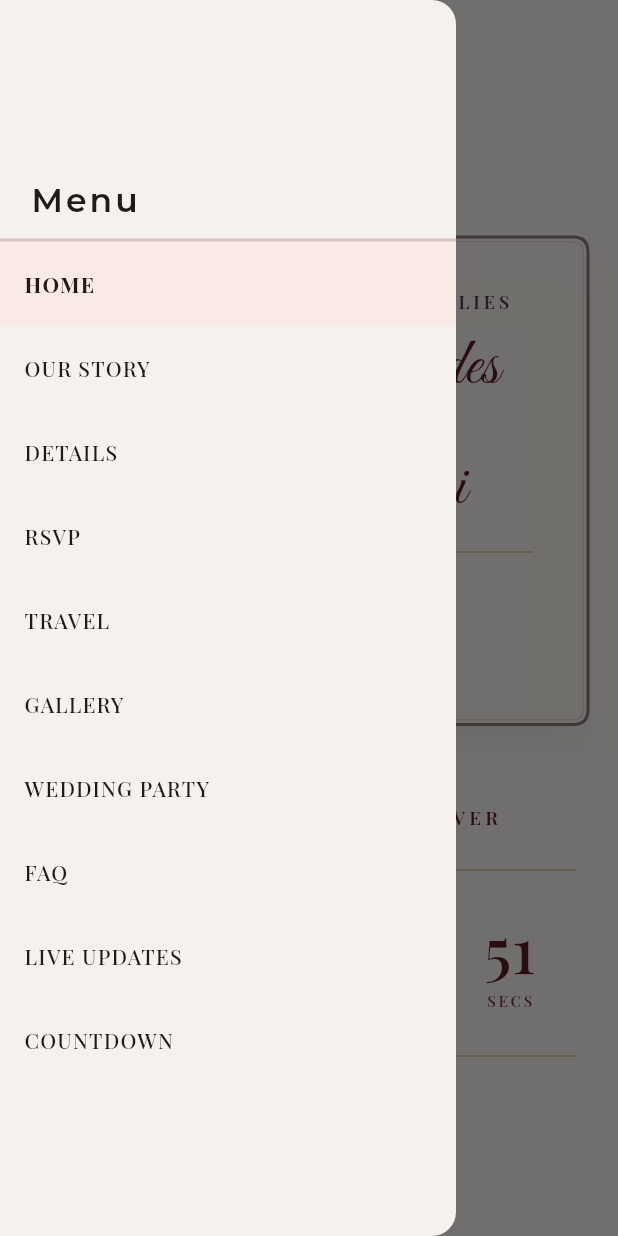
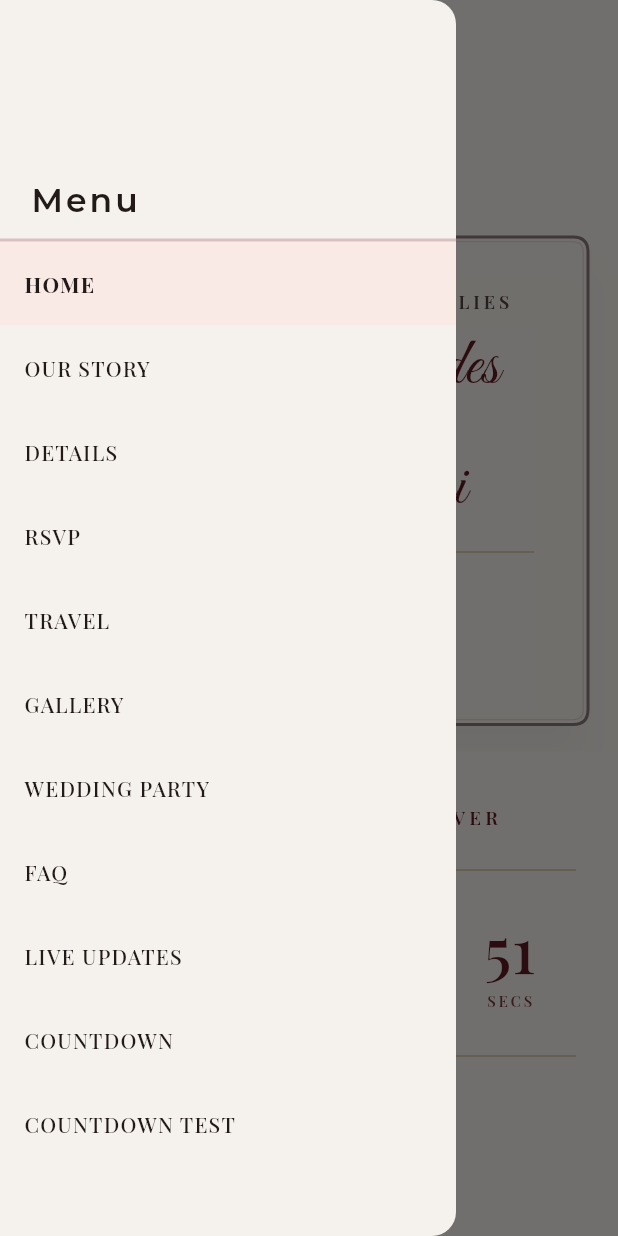
Before and after one commit to Dav418/Alsha-Dawid-Wedding, a Flutter app: the screen it shows after launch, after a tap on the "menu" icon, on a phone screen of 412 x 824 dp. Run offline on Flutter 3.47's test engine with Material 3 defaults, Android fonts, the phone set to English and light mode, and no system bars; our stand-ins replace auto_route, confetti, flutter_hooks, flutter_riverpod, freezed_annotation, google_fonts and 1 more; missing offline and left inert: dart:ui_web; generated files the repository leaves out were written again.

Commit message:
confetti

```diff
--- a/lib/router/app_router.dart
+++ b/lib/router/app_router.dart
@@ -64,6 +64,10 @@ class AppRouter extends RootStackRouter {
               path: 'countdown',
             ),
             _customRoute(
+              page: CountdownTestRoute.page,
+              path: 'countdown-test',
+            ),
+            _customRoute(
               page: LiveUpdatesRoute.page,
               path: 'live-updates',
             ),
--- /dev/null
+++ b/lib/widgets/wedding_confetti_overlay.dart
@@ -0,0 +1,71 @@
+import 'package:confetti/confetti.dart';
+import 'package:flutter/material.dart';
+import 'package:flutter_hooks/flutter_hooks.dart';
+
+import '../theme/app_colors.dart';
+
+const weddingConfettiColors = [
+  AppColors.burgundyAccent,
+  AppColors.goldBrass,
+  AppColors.dustyRose,
+  AppColors.sageGreen,
+  AppColors.blushPeach,
+];
+
+ConfettiController useWeddingConfettiController({
+  Duration duration = const Duration(seconds: 4),
+}) {
+  final controller = useMemoized(() => ConfettiController(duration: duration));
+  useEffect(() => controller.dispose, [controller]);
+  return controller;
+}
+
+/// Mounts a full-screen [ConfettiWidget] in the root overlay for the widget lifetime.
+void useWeddingConfettiOverlay(
+  BuildContext context,
+  ConfettiController controller,
+) {
+  final overlayEntry = useRef<OverlayEntry?>(null);
+
+  useEffect(() {
+    final overlay = Overlay.maybeOf(context, rootOverlay: true);
+    if (overlay == null) {
+      return null;
+    }
+
+    var disposed = false;
+
+    WidgetsBinding.instance.addPostFrameCallback((_) {
+      if (disposed || !context.mounted) {
+        return;
+      }
+
+      overlayEntry.value = OverlayEntry(
+        builder: (_) => Positioned.fill(
+          child: IgnorePointer(
+            child: Align(
+              alignment: Alignment.topCenter,
+              child: ConfettiWidget(
+                confettiController: controller,
+                blastDirectionality: BlastDirectionality.explosive,
+                emissionFrequency: 0.04,
+                numberOfParticles: 24,
+                maxBlastForce: 28,
+                minBlastForce: 12,
+                gravity: 0.18,
+                colors: weddingConfettiColors,
+              ),
+            ),
+          ),
+        ),
+      );
+      overlay.insert(overlayEntry.value!);
+    });
+
+    return () {
+      disposed = true;
+      overlayEntry.value?.remove();
+      overlayEntry.value = null;
+    };
+  }, [context, controller]);
+}
--- a/lib/widgets/wedding_countdown.dart
+++ b/lib/widgets/wedding_countdown.dart
@@ -6,29 +6,49 @@ import 'package:flutter_hooks/flutter_hooks.dart';
 import '../theme/app_colors.dart';
 import '../theme/app_typography.dart';
 import 'gold_heart_rule.dart';
+import 'wedding_confetti_overlay.dart';
 
-/// Full-width wedding countdown banner — counts down to 17 October 2026.
+/// Full-width wedding countdown banner — counts down to 17 October 2026 by default.
 class WeddingCountdown extends HookWidget {
   const WeddingCountdown({
     super.key,
     this.showTitle = true,
+    this.target,
   });
 
   /// When false, only the heart rules and timer are shown.
   final bool showTitle;
 
-  static final DateTime _weddingDay = DateTime(2026, 10, 17);
+  /// When set, counts down to this moment instead of the wedding day.
+  final DateTime? target;
+
+  static final DateTime weddingDay = DateTime(2026, 10, 17);
 
   @override
   Widget build(BuildContext context) {
-    final remaining = useState(_remainingUntilWedding());
+    final weddingTarget = target ?? weddingDay;
+    final targetKey = weddingTarget.millisecondsSinceEpoch;
+    final remaining = useState(_remainingUntil(weddingTarget));
+    final reachedZero = useRef(false);
+    final confettiController = useWeddingConfettiController();
+
+    useWeddingConfettiOverlay(context, confettiController);
+
+    useEffect(
+      () {
+        reachedZero.value = false;
+        remaining.value = _remainingUntil(weddingTarget);
+        return null;
+      },
+      [targetKey],
+    );
 
     useEffect(
       () {
         final timer = Timer.periodic(
           const Duration(seconds: 1),
           (_) {
-            final next = _remainingUntilWedding();
+            final next = _remainingUntil(weddingTarget);
 
             if (next != remaining.value) {
               remaining.value = next;
@@ -38,7 +58,21 @@ class WeddingCountdown extends HookWidget {
 
         return timer.cancel;
       },
-      const [],
+      [targetKey],
+    );
+
+    useEffect(
+      () {
+        if (remaining.value == Duration.zero && !reachedZero.value) {
+          reachedZero.value = true;
+          WidgetsBinding.instance.addPostFrameCallback((_) {
+            confettiController.play();
+          });
+        }
+
+        return null;
+      },
+      [remaining.value, confettiController],
     );
 
     final scheme = Theme.of(context).colorScheme;
@@ -47,6 +81,8 @@ class WeddingCountdown extends HookWidget {
     final numberSize = compact ? 34.0 : (width < 520 ? 42.0 : 48.0);
     final labelSize = compact ? 9.0 : 10.0;
     final titleSize = compact ? 11.0 : 12.5;
+    final celebrationSize = compact ? 38.0 : (width < 520 ? 46.0 : 54.0);
+    final isComplete = remaining.value == Duration.zero;
 
     final days = remaining.value.inDays;
     final hours = remaining.value.inHours.remainder(24);
@@ -83,6 +119,17 @@ class WeddingCountdown extends HookWidget {
               ],
               const GoldHeartRule(),
               SizedBox(height: compact ? 20 : 26),
+              if (isComplete)
+                Text(
+                  "Let's get married",
+                  textAlign: TextAlign.center,
+                  style: AppTypography.scriptHero(
+                    scheme,
+                    fontSize: celebrationSize,
+                    height: 1.05,
+                  ),
+                )
+              else
                 _CountdownRow(
                   days: days,
                   hours: hours,
@@ -101,8 +148,8 @@ class WeddingCountdown extends HookWidget {
     );
   }
 
-  static Duration _remainingUntilWedding() {
-    final diff = _weddingDay.difference(DateTime.now());
+  static Duration _remainingUntil(DateTime target) {
+    final diff = target.difference(DateTime.now());
 
     if (diff.isNegative) {
       return Duration.zero;
--- a/lib/widgets/wedding_drawer.dart
+++ b/lib/widgets/wedding_drawer.dart
@@ -2,6 +2,7 @@ import 'package:auto_route/auto_route.dart';
 import 'package:flutter/material.dart';
 
 import '../features/countdown/countdown_page.dart';
+import '../features/countdown/countdown_test_page.dart';
 import '../features/faq/faq_page.dart';
 import '../features/gallery/gallery_page.dart';
 import '../features/home/home_page.dart';
@@ -143,6 +144,11 @@ class WeddingDrawer extends StatelessWidget {
               routeName: CountdownRoute.name,
               push: CountdownPage.push,
             ),
+            tile(
+              label: 'COUNTDOWN TEST',
+              routeName: CountdownTestRoute.name,
+              push: CountdownTestPage.push,
+            ),
           ],
         ),
       ),
--- a/lib/widgets/wedding_footer.dart
+++ b/lib/widgets/wedding_footer.dart
@@ -54,11 +54,17 @@ class WeddingFooter extends StatelessWidget {
     final activeRoute = routerContext.router.current.name;
 
     return ColoredBox(
-      color: AppColors.burgundyAccent,
+      color: AppColors.creamBackground,
       child: Column(
         crossAxisAlignment: CrossAxisAlignment.stretch,
         children: [
-          DecoratedBox(
+          const SizedBox(height: 40),
+          const Spacer(),
+          ColoredBox(
+            color: AppColors.burgundyAccent,
+            child: SafeArea(
+              top: false,
+              child: DecoratedBox(
                 decoration: BoxDecoration(
                   border: Border(
                     top: BorderSide(
@@ -115,7 +121,8 @@ class WeddingFooter extends StatelessWidget {
                   ),
                 ),
               ),
-          const Spacer(),
+            ),
+          ),
         ],
       ),
     );
--- a/pubspec.yaml
+++ b/pubspec.yaml
@@ -24,6 +24,7 @@ dependencies:
   flutter_hooks: ^0.21.2
   url_launcher: ^6.3.1
   web: ^1.1.0
+  confetti: ^0.8.0
 
 dev_dependencies:
   flutter_test:
```
Also changed, not shown: lib/features/countdown/countdown_test_page.dart (added, +109 -0 lines), lib/features/faq/faq_page.dart (+11 -7 lines), lib/utils/open_contact_email.dart (added, +12 -0 lines). Lines whose indentation alone changed are shown as unchanged.
